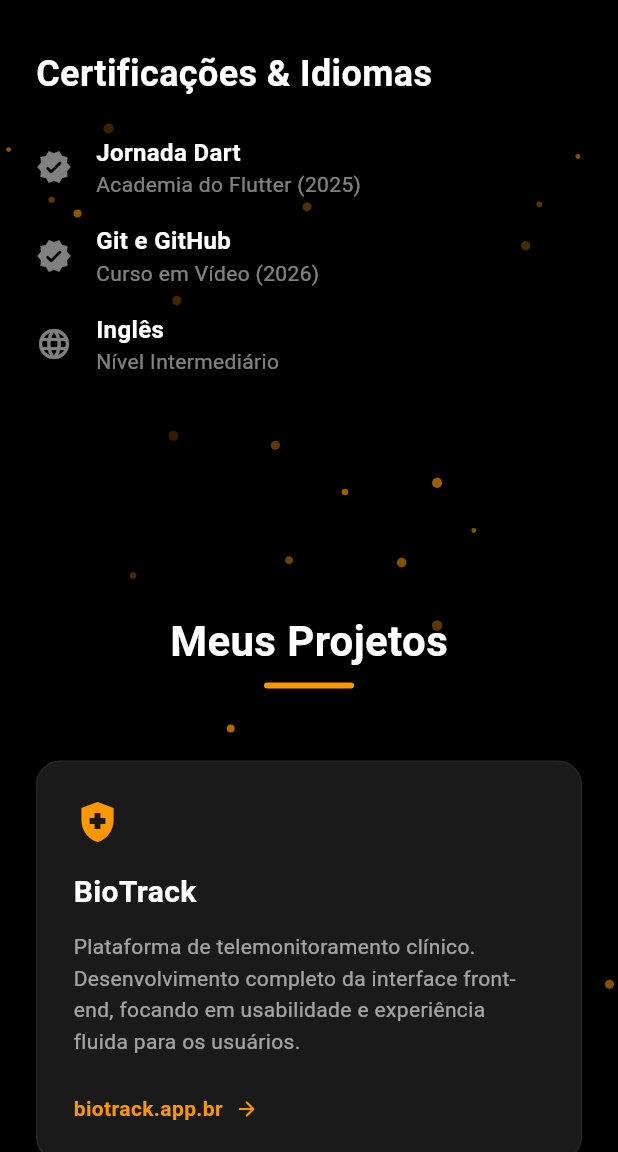
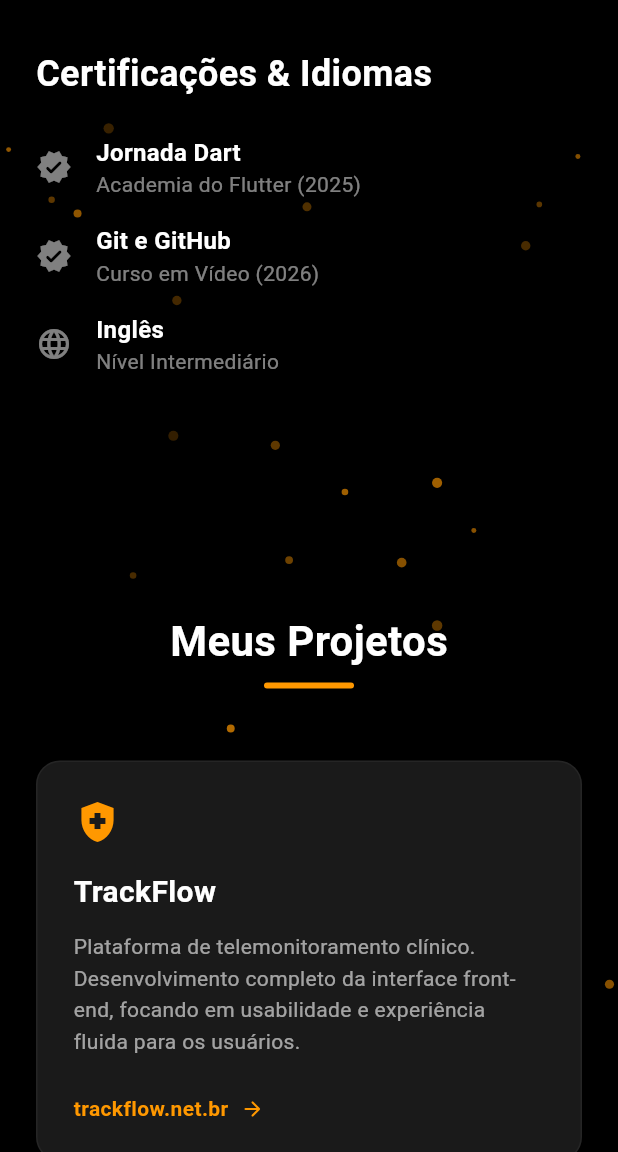
Before and after one commit to CamilaGVitoria/portifolio-camila, a Flutter app: the screen it shows after launch, scrolled down 1728 dp, on a phone screen of 412 x 824 dp, the part 84-1236 px from its top. Run offline on Flutter 3.47's test engine with Material 3 defaults, Android fonts, the phone set to English and light mode, and no system bars.

Commit message:
Update projects_section.dart

```diff
--- a/lib/sections/projects_section.dart
+++ b/lib/sections/projects_section.dart
@@ -52,12 +52,12 @@ class ProjectsSection extends StatelessWidget {
                       _ProjectCard(
                         cardWidth: cardWidth,
                         isMobile: columns == 1,
-                        title: "BioTrack",
+                        title: "TrackFlow",
                         description: isEnglish
                             ? "Clinical telemonitoring platform. Full development of the front-end interface, focusing on usability and a fluid user experience."
                             : "Plataforma de telemonitoramento clínico. Desenvolvimento completo da interface front-end, focando em usabilidade e experiência fluida para os usuários.",
-                        linkText: "biotrack.app.br",
-                        url: "https://biotrack.app.br",
+                        linkText: "trackflow.net.br",
+                        url: "https://trackflow.net.br",
                         icon: Icons.health_and_safety,
                       ),
                       _ProjectCard(
```
